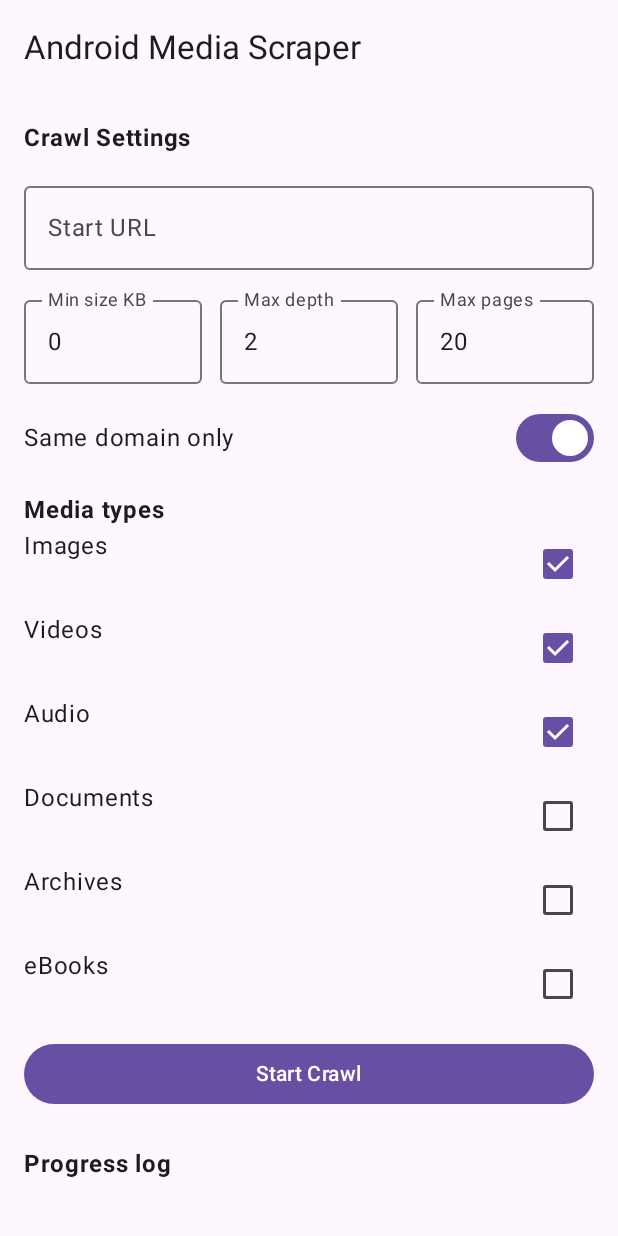
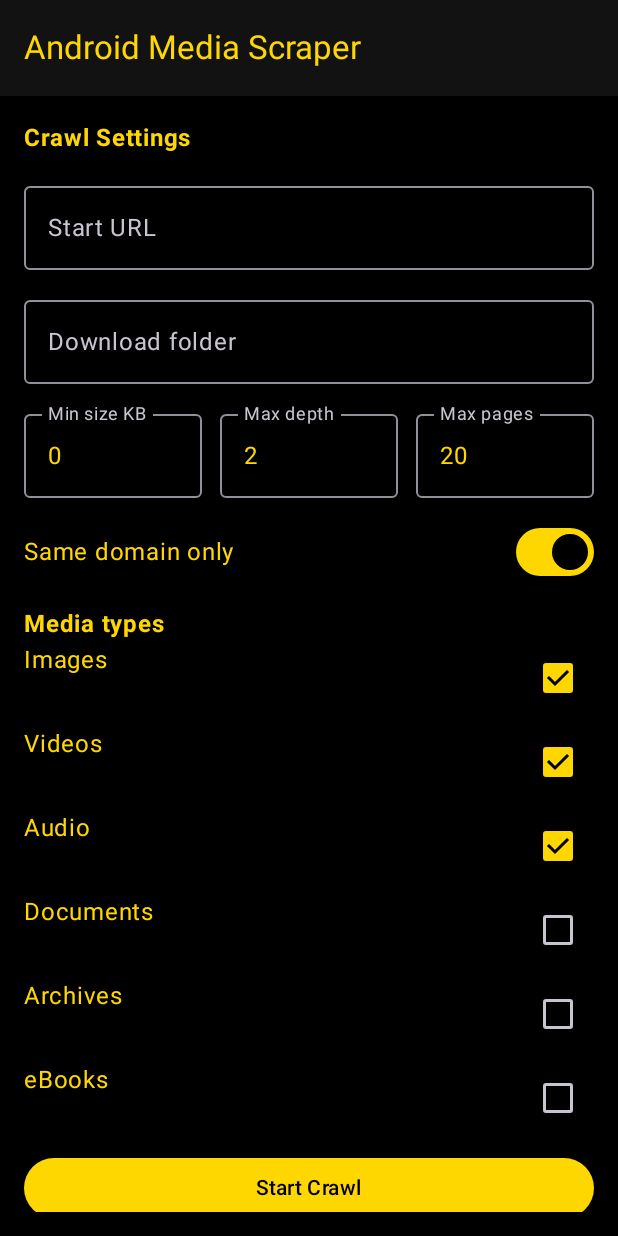
Before and after one commit to Kvngz3n0/DATA-SCRAPER-, an Android app built with Jetpack Compose: the screen it shows after launch (MainActivity), on a phone screen of 412 x 824 dp. Run offline under Robolectric (Android 15) with nearby library versions, the light colour scheme and no system bars.

Commit message:
Add selectable download folder and apply black-and-gold theme

```diff
--- a/app/src/main/java/com/example/mangascraper/MainActivity.kt
+++ b/app/src/main/java/com/example/mangascraper/MainActivity.kt
@@ -29,6 +29,7 @@ import androidx.compose.material3.Text
 import androidx.compose.material3.TextButton
 import androidx.compose.material3.TextField
 import androidx.compose.material3.TopAppBar
+import androidx.compose.material3.darkColorScheme
 import androidx.compose.runtime.Composable
 import androidx.compose.runtime.getValue
 import androidx.compose.runtime.mutableStateListOf
@@ -43,11 +44,25 @@ import androidx.compose.ui.text.font.FontWeight
 import androidx.compose.ui.unit.dp
 import kotlinx.coroutines.launch
 
+private val BlackGoldColorScheme = darkColorScheme(
+    primary = Color(0xFFFFD700),
+    onPrimary = Color.Black,
+    secondary = Color(0xFFB8860B),
+    onSecondary = Color.Black,
+    background = Color.Black,
+    surface = Color(0xFF121212),
+    onSurface = Color(0xFFFFD700),
+    surfaceVariant = Color(0xFF1F1F1F),
+    onBackground = Color(0xFFFFD700),
+    error = Color(0xFFCF6679),
+    onError = Color.Black
+)
+
 class MainActivity : ComponentActivity() {
     override fun onCreate(savedInstanceState: Bundle?) {
         super.onCreate(savedInstanceState)
         setContent {
-            MaterialTheme {
+            MaterialTheme(colorScheme = BlackGoldColorScheme) {
                 Surface(modifier = Modifier.fillMaxSize()) {
                     AppScreen()
                 }
@@ -63,6 +78,7 @@ fun AppScreen() {
     val scraper = remember { ScraperService(cacheDir = context.cacheDir) }
     val crawler = remember { MediaCrawler(context, scraper) }
     var startUrl by remember { mutableStateOf("") }
+    var outputFolder by remember { mutableStateOf("") }
     var minSize by remember { mutableStateOf("0") }
     var maxDepth by remember { mutableStateOf("2") }
     var maxPages by remember { mutableStateOf("20") }
@@ -96,6 +112,16 @@ fun AppScreen() {
                     onValueChange = { startUrl = it },
                     label = { Text("Start URL") },
                     placeholder = { Text("https://example.com") },
+                    modifier = Modifier.fillMaxWidth()
+                )
+            }
+
+            item {
+                OutlinedTextField(
+                    value = outputFolder,
+                    onValueChange = { outputFolder = it },
+                    label = { Text("Download folder") },
+                    placeholder = { Text("/storage/emulated/0/Download/media") },
                     modifier = Modifier.fillMaxWidth()
                 )
             }
@@ -174,6 +200,7 @@ fun AppScreen() {
                                 maxDepth = maxDepth.toIntOrNull() ?: 2,
                                 maxPages = maxPages.toIntOrNull() ?: 20,
                                 sameDomain = sameDomain,
+                                destinationPath = outputFolder.ifBlank { null },
                                 progress = { message ->
                                     logMessages.add(message)
                                 }
--- a/app/src/main/java/com/example/mangascraper/MediaCrawler.kt
+++ b/app/src/main/java/com/example/mangascraper/MediaCrawler.kt
@@ -34,6 +34,7 @@ class MediaCrawler(private val context: Context, private val scraper: ScraperSer
         maxDepth: Int,
         maxPages: Int,
         sameDomain: Boolean,
+        destinationPath: String?,
         progress: (String) -> Unit
     ): List<MediaResult> = withContext(Dispatchers.IO) {
         val normalizedUrl = buildUrl(startUrl) ?: return@withContext emptyList()
@@ -43,7 +44,11 @@ class MediaCrawler(private val context: Context, private val scraper: ScraperSer
         queue.add(normalizedUrl to 0)
         val rootDomain = URL(normalizedUrl).host
         val types = if (selectedTypes.isEmpty()) MediaType.values().toSet() else selectedTypes
-        val destinationRoot = File(context.getExternalFilesDir(null), "media").apply { mkdirs() }
+        val destinationRoot = destinationPath?.let { File(it) } ?: File(context.getExternalFilesDir(null), "media")
+        if (!destinationRoot.exists() && !destinationRoot.mkdirs()) {
+            progress("Unable to create destination folder: ${destinationRoot.absolutePath}")
+            return@withContext results
+        }
 
         while (queue.isNotEmpty() && visited.size < maxPages) {
             val (url, depth) = queue.removeFirst()
--- a/app/src/main/res/values/themes.xml
+++ b/app/src/main/res/values/themes.xml
@@ -1,3 +1,10 @@
 <resources>
-    <style name="Theme.MangaScraper" parent="Theme.AppCompat.Light.NoActionBar" />
+    <style name="Theme.MangaScraper" parent="Theme.AppCompat.DayNight.NoActionBar">
+        <item name="android:statusBarColor">#000000</item>
+        <item name="android:navigationBarColor">#000000</item>
+        <item name="android:windowBackground">#000000</item>
+        <item name="colorPrimary">#FFD700</item>
+        <item name="colorAccent">#B8860B</item>
+        <item name="android:textColor">#FFD700</item>
+    </style>
 </resources>
```
